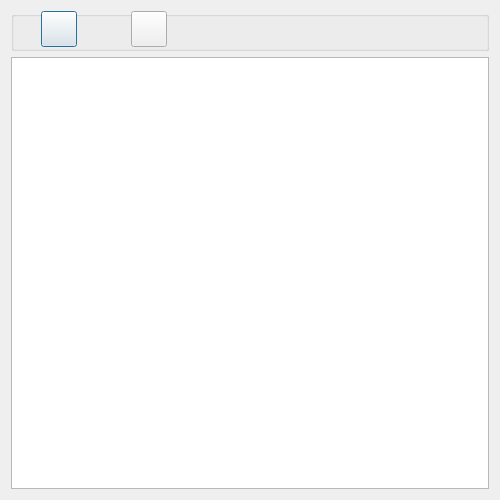
Old version of the form GUI_UIs/ui_dialog_manage_attributes.ui in the repository ccbogel/QualCoder.
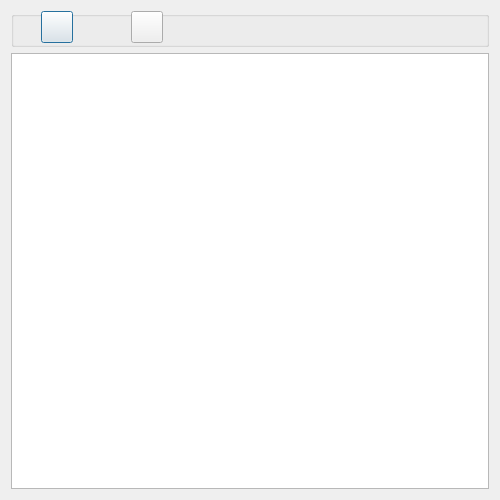
New version of the form.

The edit to the form file:
```diff
--- a/GUI_UIs/ui_dialog_manage_attributes.ui
+++ b/GUI_UIs/ui_dialog_manage_attributes.ui
@@ -19,13 +19,13 @@
      <property name="minimumSize">
       <size>
        <width>0</width>
-       <height>40</height>
+       <height>36</height>
       </size>
      </property>
      <property name="maximumSize">
       <size>
        <width>16777215</width>
-       <height>40</height>
+       <height>36</height>
       </size>
      </property>
      <property name="title">
@@ -36,8 +36,8 @@
        <rect>
         <x>30</x>
         <y>0</y>
-        <width>36</width>
-        <height>36</height>
+        <width>32</width>
+        <height>32</height>
        </rect>
       </property>
       <property name="toolTip">
@@ -52,8 +52,8 @@
        <rect>
         <x>120</x>
         <y>0</y>
-        <width>36</width>
-        <height>36</height>
+        <width>32</width>
+        <height>32</height>
        </rect>
       </property>
       <property name="toolTip">
@@ -67,7 +67,7 @@
       <property name="geometry">
        <rect>
         <x>190</x>
-        <y>6</y>
+        <y>4</y>
         <width>281</width>
         <height>26</height>
        </rect>
```
